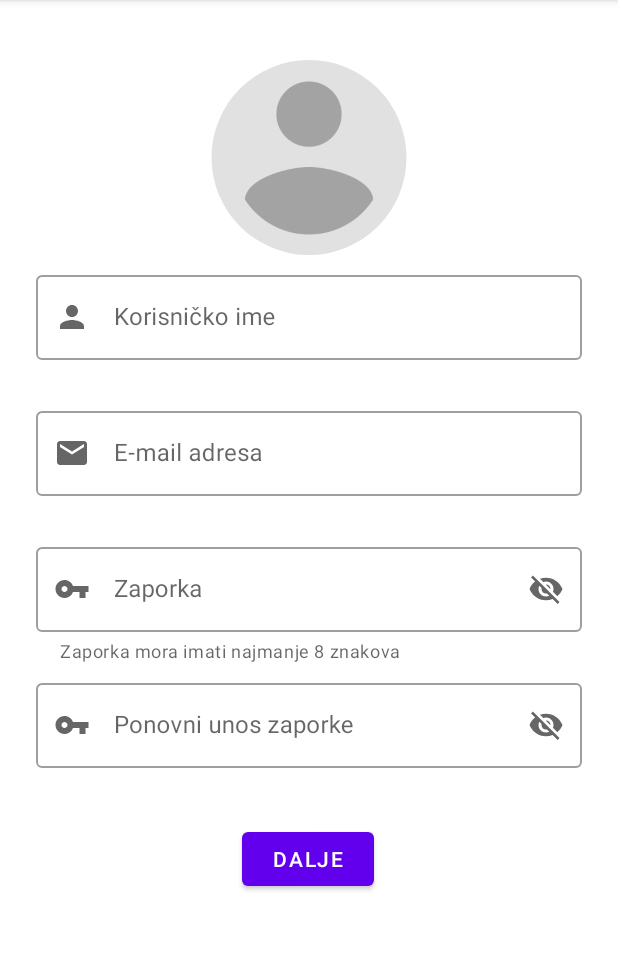
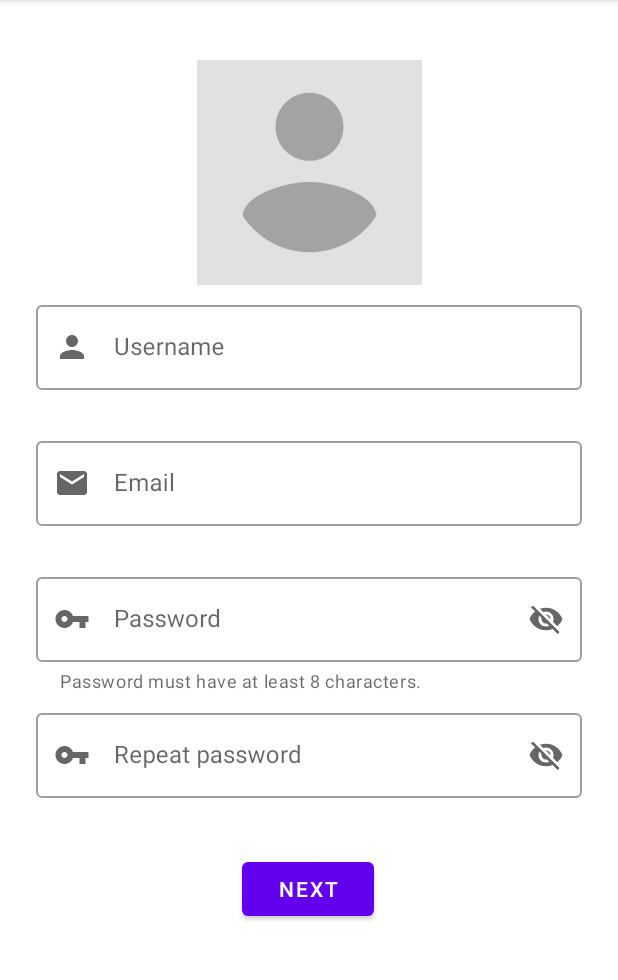
Before and after one commit to andelajakovic/Tindroom, an Android app: the RegistrationFragment screen opened through its navigation route, on a phone screen of 412 x 824 dp, the part 84-1064 px from its top. Run offline under Robolectric (Android 15) with nearby library versions, the phone set to English and light mode, and no system bars; our stand-ins replace Firebase (no records; nobody signed in at launch, a user with empty details on screens opened directly).

Commit message:
Strings translation (login and registration)

```diff
--- a/app/src/main/java/com/example/tindroom/ui/prelogin/RegistrationFragment.java
+++ b/app/src/main/java/com/example/tindroom/ui/prelogin/RegistrationFragment.java
@@ -15,7 +15,6 @@ import com.google.android.material.textfield.TextInputLayout;
 import com.google.firebase.auth.AuthResult;
 import com.google.firebase.auth.FirebaseAuth;
 import com.google.firebase.auth.SignInMethodQueryResult;
-import com.google.firebase.database.FirebaseDatabase;
 
 import androidx.annotation.NonNull;
 import androidx.annotation.Nullable;
@@ -72,8 +71,8 @@ public class RegistrationFragment extends Fragment {
         passwordEditText = rootView.findViewById(R.id.passwordEditText);
         passwordInput = rootView.findViewById(R.id.passwordInput);
 
-        passwordAgainEditText = rootView.findViewById(R.id.passwordAgainEditText);
-        passwordAgainInput = rootView.findViewById(R.id.passwordInput);
+        passwordAgainEditText = rootView.findViewById(R.id.repeatPasswordEditText);
+        passwordAgainInput = rootView.findViewById(R.id.repeatPasswordInput);
 
         usernameInput = rootView.findViewById(R.id.usernameInput);
         usernameEditText = rootView.findViewById(R.id.usernameEditText);
--- a/app/src/main/res/layout/fragment_login.xml
+++ b/app/src/main/res/layout/fragment_login.xml
@@ -21,16 +21,15 @@
             android:layout_width="match_parent"
             android:layout_height="match_parent">
 
-            <de.hdodenhof.circleimageview.CircleImageView
+            <ImageView
                 android:id="@+id/imageButton"
                 android:layout_width="150dp"
                 android:layout_height="150dp"
                 android:layout_marginTop="32dp"
                 android:src="@drawable/avatar_placeholder"
-                app:layout_constraintBottom_toTopOf="@+id/emailInput"
+                app:layout_constraintBottom_toTopOf="@id/emailInput"
                 app:layout_constraintEnd_toEndOf="parent"
                 app:layout_constraintStart_toStartOf="parent"
-
                 app:layout_constraintTop_toTopOf="parent" />
 
             <com.google.android.material.textfield.TextInputLayout
@@ -44,7 +43,7 @@
                 app:helperTextEnabled="true"
                 app:layout_constraintEnd_toEndOf="parent"
                 app:layout_constraintStart_toStartOf="parent"
-                app:layout_constraintTop_toBottomOf="@+id/imageButton"
+                app:layout_constraintTop_toBottomOf="@id/imageButton"
                 app:startIconDrawable="@drawable/ic_baseline_email_24">
 
                 <com.google.android.material.textfield.TextInputEditText
@@ -62,6 +61,7 @@
                 android:layout_margin="@dimen/linear_layout_margin"
                 app:endIconMode="password_toggle"
                 app:errorEnabled="true"
+                android:hint="@string/login_fragment_password_hint"
                 app:layout_constraintEnd_toEndOf="parent"
                 app:layout_constraintStart_toStartOf="parent"
                 app:layout_constraintTop_toBottomOf="@+id/emailInput"
@@ -80,7 +80,7 @@
                 android:layout_width="wrap_content"
                 android:layout_height="wrap_content"
                 android:layout_marginTop="24dp"
-                android:text="@string/dalje"
+                android:text="@string/login_fragment_login_button_label"
                 app:layout_constraintEnd_toEndOf="parent"
                 app:layout_constraintStart_toStartOf="parent"
                 app:layout_constraintTop_toBottomOf="@+id/passwordInput" />
@@ -90,7 +90,7 @@
                 android:layout_width="wrap_content"
                 android:layout_height="wrap_content"
                 android:layout_marginTop="32dp"
-                android:text="@string/nema_korisni_ki_ra_un"
+                android:text="@string/login_fragment_not_registered_yet_label"
                 app:layout_constraintStart_toStartOf="@+id/passwordInput"
                 app:layout_constraintTop_toBottomOf="@+id/loginButton" />
 
@@ -100,7 +100,7 @@
                 android:layout_height="wrap_content"
                 android:layout_marginTop="32dp"
                 android:textColor="@color/black"
-                android:text="@string/registriraj_se"
+                android:text="@string/login_fragment_register_now_label"
                 app:layout_constraintEnd_toEndOf="parent"
                 app:layout_constraintHorizontal_bias="0.053"
                 app:layout_constraintStart_toEndOf="@+id/textForRegistration"
--- a/app/src/main/res/layout/fragment_registration.xml
+++ b/app/src/main/res/layout/fragment_registration.xml
@@ -1,20 +1,10 @@
 <?xml version="1.0" encoding="utf-8"?>
-<FrameLayout xmlns:android="http://schemas.android.com/apk/res/android"
+<ScrollView xmlns:android="http://schemas.android.com/apk/res/android"
     xmlns:app="http://schemas.android.com/apk/res-auto"
     xmlns:tools="http://schemas.android.com/tools"
     android:layout_width="match_parent"
     android:layout_height="match_parent"
     tools:context=".ui.prelogin.RegistrationFragment">
-
-
-    <ScrollView
-        android:layout_width="match_parent"
-        android:layout_height="match_parent">
-
-        <LinearLayout
-            android:layout_width="match_parent"
-            android:layout_height="wrap_content"
-            android:orientation="vertical" >
 
     <androidx.constraintlayout.widget.ConstraintLayout
         android:id="@+id/register_constraint_layout"
@@ -22,10 +12,21 @@
         android:layout_height="wrap_content"
         android:padding="16dp">
 
-                <de.hdodenhof.circleimageview.CircleImageView
+        <Button
+            android:id="@+id/registrationButton"
+            android:layout_width="wrap_content"
+            android:layout_height="wrap_content"
+            android:layout_marginTop="16dp"
+            android:text="@string/registration_fragment_next_button_label"
+            app:layout_constraintEnd_toEndOf="parent"
+            app:layout_constraintHorizontal_bias="0.498"
+            app:layout_constraintStart_toStartOf="parent"
+            app:layout_constraintTop_toBottomOf="@+id/repeatPasswordInput" />
+
+        <ImageView
             android:id="@+id/imageView"
-                    android:layout_width="144dp"
-                    android:layout_height="130dp"
+            android:layout_width="150dp"
+            android:layout_height="150dp"
             android:layout_marginTop="24dp"
             android:layout_weight="1"
             android:src="@drawable/avatar_placeholder"
@@ -34,33 +35,13 @@
             app:layout_constraintTop_toTopOf="parent" />
 
         <com.google.android.material.textfield.TextInputLayout
-                    android:id="@+id/usernameInput"
-                    android:layout_width="match_parent"
-                    android:layout_height="wrap_content"
-                    android:layout_margin="@dimen/linear_layout_margin"
-                    android:hint="Korisničko ime"
-                    app:errorEnabled="true"
-                    app:layout_constraintEnd_toEndOf="parent"
-                    app:layout_constraintStart_toStartOf="parent"
-                    app:layout_constraintTop_toBottomOf="@+id/imageView"
-                    app:startIconDrawable="@drawable/my_profile_icon">
-
-                    <com.google.android.material.textfield.TextInputEditText
-                        android:id="@+id/usernameEditText"
-                        android:layout_width="match_parent"
-                        android:layout_height="wrap_content"
-                        android:inputType="text" />
-
-                </com.google.android.material.textfield.TextInputLayout>
-
-                <com.google.android.material.textfield.TextInputLayout
             android:id="@+id/emailInput"
             android:layout_width="match_parent"
             android:layout_height="wrap_content"
             android:layout_margin="@dimen/linear_layout_margin"
-                    android:hint="E-mail adresa"
+            android:hint="@string/registration_fragment_email_hint"
+            app:endIconMode="clear_text"
             app:errorEnabled="true"
-                    app:endIconMode="clear_text"
             app:layout_constraintEnd_toEndOf="parent"
             app:layout_constraintStart_toStartOf="parent"
             app:layout_constraintTop_toBottomOf="@+id/usernameInput"
@@ -79,10 +60,10 @@
             android:layout_height="wrap_content"
             android:layout_margin="@dimen/linear_layout_margin"
             android:layout_marginTop="32dp"
-                    android:hint="Zaporka"
+            android:hint="@string/registration_fragment_password_hint"
+            app:endIconMode="password_toggle"
+            app:helperText="@string/registration_fragment_password_helper_text"
             app:helperTextEnabled="true"
-                    app:helperText="Zaporka mora imati najmanje 8 znakova"
-                    app:endIconMode="password_toggle"
             app:layout_constraintEnd_toEndOf="parent"
             app:layout_constraintStart_toStartOf="parent"
             app:layout_constraintTop_toBottomOf="@+id/emailInput"
@@ -97,11 +78,11 @@
         </com.google.android.material.textfield.TextInputLayout>
 
         <com.google.android.material.textfield.TextInputLayout
-                    android:id="@+id/passwordAgainInput"
+            android:id="@+id/repeatPasswordInput"
             android:layout_width="match_parent"
             android:layout_height="wrap_content"
             android:layout_margin="@dimen/linear_layout_margin"
-                    android:hint="Ponovni unos zaporke"
+            android:hint="@string/registration_fragment_repeat_password_hint"
             app:endIconMode="password_toggle"
             app:errorEnabled="true"
             app:layout_constraintEnd_toEndOf="parent"
@@ -110,26 +91,32 @@
             app:startIconDrawable="@drawable/ic_baseline_vpn_key_24">
 
             <com.google.android.material.textfield.TextInputEditText
-                        android:id="@+id/passwordAgainEditText"
+                android:id="@+id/repeatPasswordEditText"
                 android:layout_width="match_parent"
                 android:layout_height="wrap_content"
                 android:inputType="text" />
 
         </com.google.android.material.textfield.TextInputLayout>
 
-                <Button
-                    android:id="@+id/registrationButton"
-                    android:layout_width="wrap_content"
+        <com.google.android.material.textfield.TextInputLayout
+            android:id="@+id/usernameInput"
+            android:layout_width="match_parent"
             android:layout_height="wrap_content"
-                    android:layout_marginTop="16dp"
-                    android:text="Dalje"
+            android:layout_margin="@dimen/linear_layout_margin"
+            android:hint="@string/registration_fragment_username_hint"
+            app:errorEnabled="true"
             app:layout_constraintEnd_toEndOf="parent"
-                    app:layout_constraintHorizontal_bias="0.498"
             app:layout_constraintStart_toStartOf="parent"
-                    app:layout_constraintTop_toBottomOf="@+id/passwordAgainInput" />
+            app:layout_constraintTop_toBottomOf="@+id/imageView"
+            app:startIconDrawable="@drawable/my_profile_icon">
+
+            <com.google.android.material.textfield.TextInputEditText
+                android:id="@+id/usernameEditText"
+                android:layout_width="match_parent"
+                android:layout_height="wrap_content"
+                android:inputType="text" />
+
+        </com.google.android.material.textfield.TextInputLayout>
 
     </androidx.constraintlayout.widget.ConstraintLayout>
-        </LinearLayout>
 </ScrollView>
-
-</FrameLayout>
--- a/app/src/main/res/values/strings.xml
+++ b/app/src/main/res/values/strings.xml
@@ -1,5 +1,6 @@
 <resources>
     <string name="app_name" translatable="false">Tindroom</string>
+
     <string name="male">Male</string>
     <string name="female">Female</string>
     <string name="any">Any</string>
@@ -15,6 +16,27 @@
     <string name="neighborhood">Neighborhood</string>
     <string name="roommate_age_limit">Roommate\'s age limit: %s - %s</string>
     <string name="apartment_price_limit">Apartment price limit (HRK per person): %s</string>
+    <string name="username">Username</string>
+    <string name="email">Email</string>
+    <string name="password">Password</string>
+    <string name="repeat_password">Repeat password</string>
+    <string name="not_registered_yet">Not registered yet?</string>
+    <string name="register_now"><u>Register now!</u></string>
+    <string name="login">Login</string>
+    <string name="password_must_have_at_least_eight_characters">Password must have at least 8 characters.</string>
+
+    <string name="login_fragment_email_hint" translatable="false">@string/email</string>
+    <string name="login_fragment_password_hint" translatable="false">@string/password</string>
+    <string name="login_fragment_login_button_label" translatable="false">@string/login</string>
+    <string name="login_fragment_not_registered_yet_label" translatable="false">@string/not_registered_yet</string>
+    <string name="login_fragment_register_now_label" translatable="false">@string/register_now</string>
+
+    <string name="registration_fragment_username_hint" translatable="false">@string/username</string>
+    <string name="registration_fragment_email_hint" translatable="false">@string/email</string>
+    <string name="registration_fragment_password_hint" translatable="false">@string/password</string>
+    <string name="registration_fragment_repeat_password_hint" translatable="false">@string/repeat_password</string>
+    <string name="registration_fragment_password_helper_text" translatable="false">@string/password_must_have_at_least_eight_characters</string>
+    <string name="registration_fragment_next_button_label" translatable="false">@string/next</string>
 
     <string name="about_you_fragment_male_option" translatable="false">@string/male</string>
     <string name="about_you_fragment_female_option" translatable="false">@string/female</string>
@@ -44,9 +66,4 @@
         <item>@string/any</item>
     </array>
 
-    <string name="email" translatable="false">Email</string>
-    <string name="dalje" translatable="false">Dalje</string>
-    <string name="registriraj_se" translatable="false">Registriraj se!</string>
-    <string name="nema_korisni_ki_ra_un" translatable="false">Nemaš korisnički račun?</string>
-
 </resources>
```
Also changed, not shown: 1 other file. Lines whose indentation alone changed are shown as unchanged.
